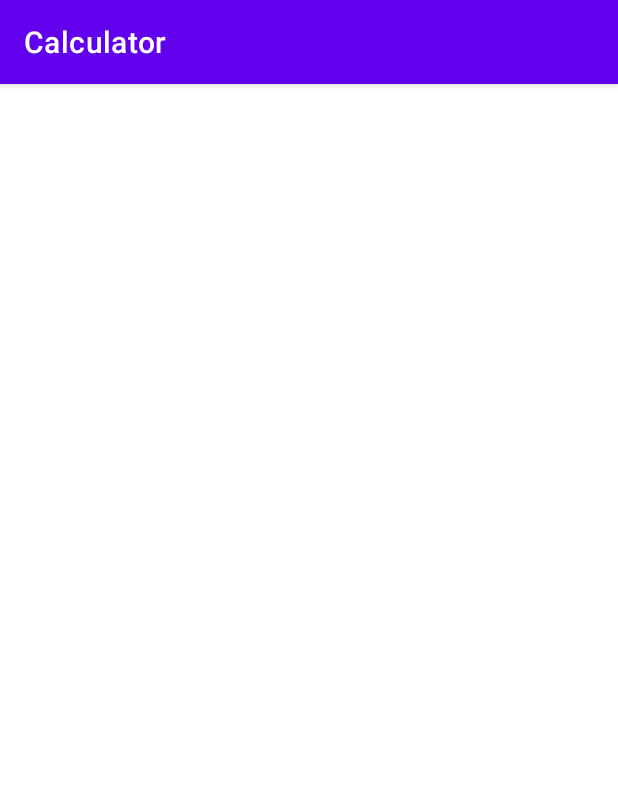
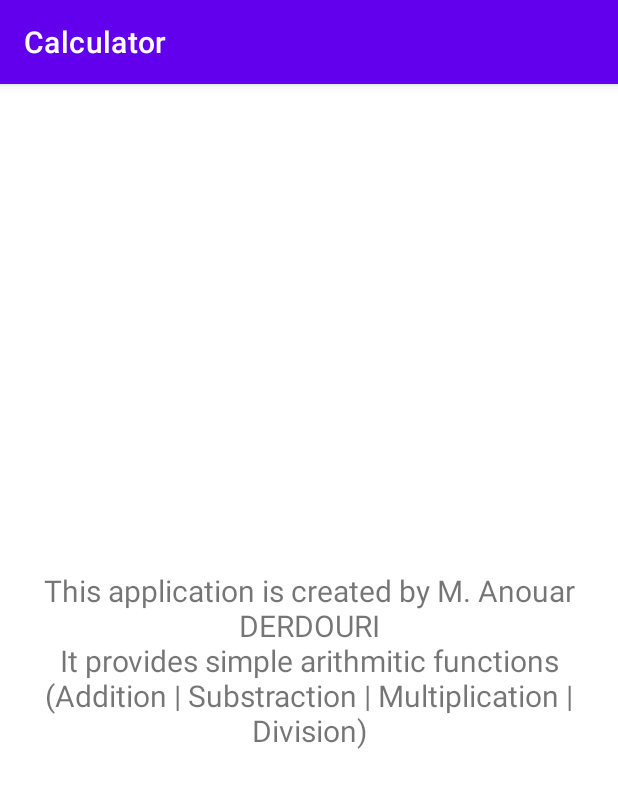
Before and after one commit to anouar-derdouri-development/copy-of-calculator, an Android app: the AboutActivity screen opened directly, with no data from a screen before it, on a phone screen of 412 x 824 dp. Shown: the top 788 px of the screen. Run offline under Robolectric (Android 15) with nearby library versions, the phone set to English and light mode, and no system bars.

Commit message:
About Activity: Layout created

```diff
--- a/app/src/main/res/layout/activity_about.xml
+++ b/app/src/main/res/layout/activity_about.xml
@@ -6,4 +6,17 @@
     android:layout_height="match_parent"
     tools:context=".AboutActivity">
 
+    <TextView
+        android:id="@+id/textView"
+        android:layout_width="wrap_content"
+        android:layout_height="wrap_content"
+        android:layout_marginStart="32dp"
+        android:layout_marginEnd="32dp"
+        android:gravity="center"
+        android:text="This application is created by M. Anouar DERDOURI\nIt provides simple arithmitic functions (Addition | Substraction | Multiplication | Division)"
+        android:textSize="20sp"
+        app:layout_constraintBottom_toBottomOf="parent"
+        app:layout_constraintEnd_toEndOf="parent"
+        app:layout_constraintStart_toStartOf="parent"
+        app:layout_constraintTop_toTopOf="parent" />
 </androidx.constraintlayout.widget.ConstraintLayout>
```
